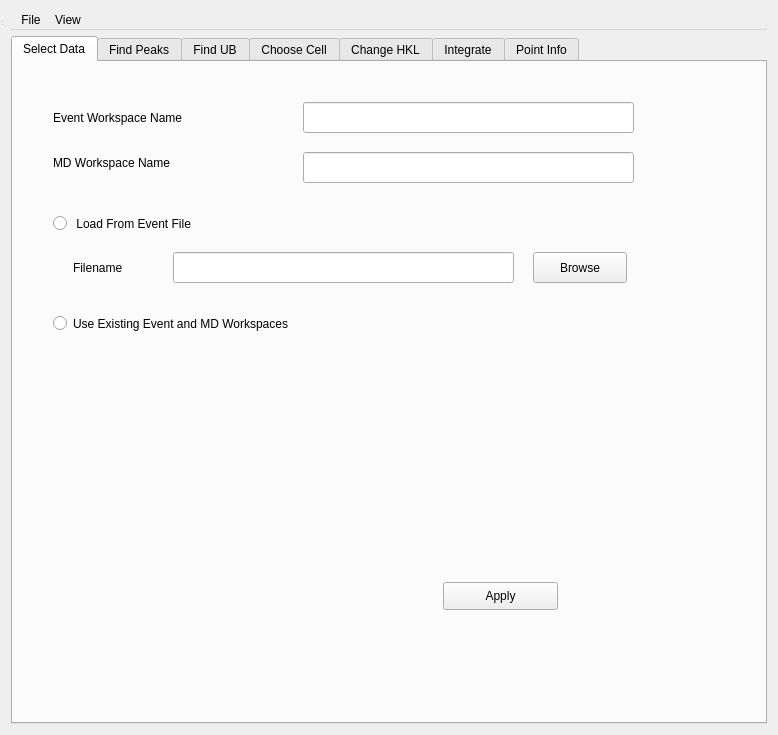
Above: Code/Mantid/MantidQt/CustomInterfaces/inc/MantidQtCustomInterfaces/MantidEV.ui from mantidproject/mantid before the change. Below: the same form after it.
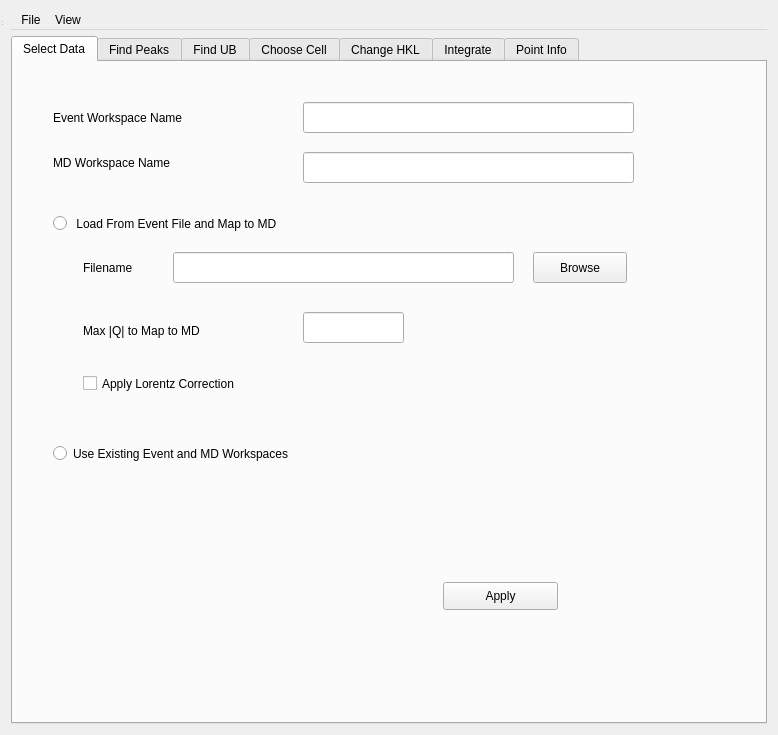
That is the form after the change. The open tabs and pages were chosen to show the change.

Commit message:
RE 6901 MantidEV usability
Added controls on the first form to allow the user to restrict the
range of Q values, and choose whether or not to do the Lorentz
correction when converting to MD.  This will be necessary for
large molecule/protein crystallography.

refs #6901

```diff
--- a/Code/Mantid/MantidQt/CustomInterfaces/inc/MantidQtCustomInterfaces/MantidEV.ui
+++ b/Code/Mantid/MantidQt/CustomInterfaces/inc/MantidQtCustomInterfaces/MantidEV.ui
@@ -117,19 +117,19 @@
         <rect>
          <x>40</x>
          <y>150</y>
-         <width>331</width>
+         <width>451</width>
          <height>23</height>
         </rect>
        </property>
        <property name="text">
-        <string> Load From Event File</string>
+        <string> Load From Event File and Map to MD</string>
        </property>
       </widget>
       <widget class="QRadioButton" name="UseExistingWorkspaces_rbtn">
        <property name="geometry">
         <rect>
          <x>40</x>
-         <y>250</y>
+         <y>380</y>
          <width>441</width>
          <height>23</height>
         </rect>
@@ -141,7 +141,7 @@
       <widget class="QLabel" name="EventFileName_lbl">
        <property name="geometry">
         <rect>
-         <x>60</x>
+         <x>70</x>
          <y>190</y>
          <width>101</width>
          <height>31</height>
@@ -174,6 +174,42 @@
         <string>Browse</string>
        </property>
       </widget>
+      <widget class="QLabel" name="MaxMagQ_lbl">
+       <property name="geometry">
+        <rect>
+         <x>70</x>
+         <y>260</y>
+         <width>221</width>
+         <height>18</height>
+        </rect>
+       </property>
+       <property name="text">
+        <string>Max |Q| to Map to MD</string>
+       </property>
+      </widget>
+      <widget class="QLineEdit" name="MaxMagQ_ledt">
+       <property name="geometry">
+        <rect>
+         <x>290</x>
+         <y>250</y>
+         <width>101</width>
+         <height>31</height>
+        </rect>
+       </property>
+      </widget>
+      <widget class="QCheckBox" name="LorentzCorrection_ckbx">
+       <property name="geometry">
+        <rect>
+         <x>70</x>
+         <y>310</y>
+         <width>271</width>
+         <height>23</height>
+        </rect>
+       </property>
+       <property name="text">
+        <string>Apply Lorentz Correction</string>
+       </property>
+      </widget>
      </widget>
      <widget class="QWidget" name="FindPeaks">
       <attribute name="title">
```
Left out of the diff: 2 changed lines with no effect on the pictures. The commit also changes 4 other files.
